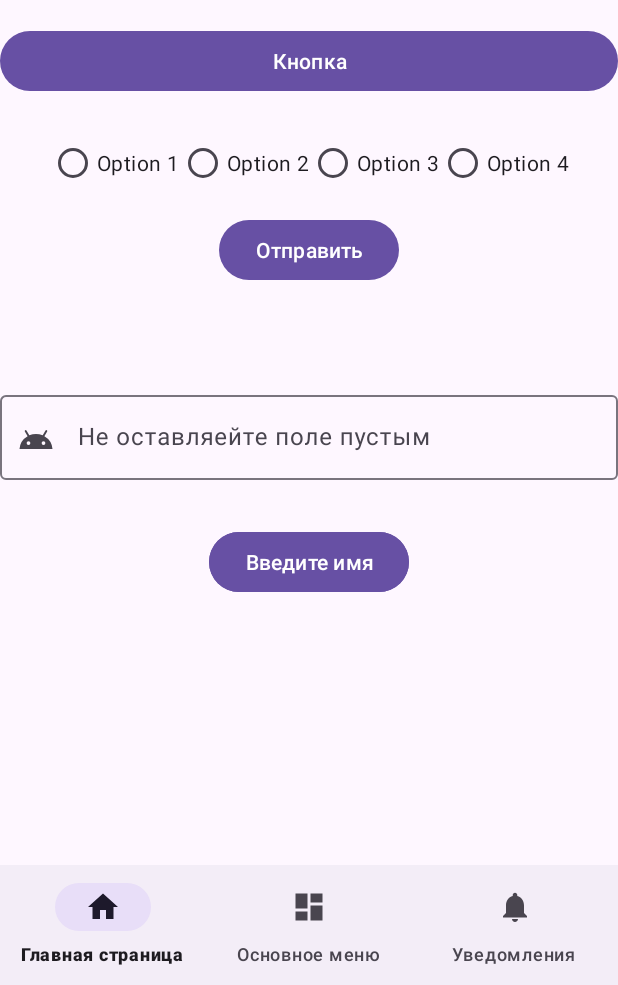
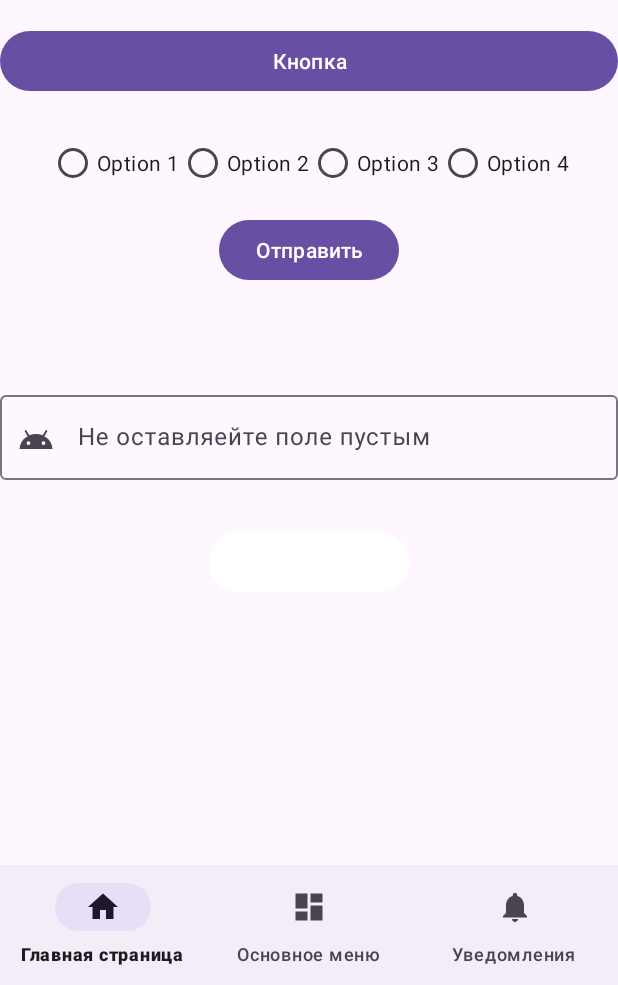
Before and after one commit to DSGog/TestAzRAC, an Android app: the screen it shows after launch (MainActivity), on a phone screen of 412 x 824 dp, the part 251-1236 px from its top. Run offline under Robolectric (Android 15) with nearby library versions, the phone set to English and light mode, and no system bars; our stand-ins replace navigation-ui.

Commit message:
color_button_selector

```diff
--- a/app/src/main/res/layout/activity_main.xml
+++ b/app/src/main/res/layout/activity_main.xml
@@ -167,7 +167,7 @@
                 android:layout_height="wrap_content"
                 android:layout_marginTop="10dp"
                 android:text="Введите имя"
-                android:backgroundTint="@color/button_color_selector"
+                android:backgroundTint="@color/white"
                 app:layout_constraintEnd_toEndOf="parent"
                 app:layout_constraintStart_toStartOf="parent"
                 app:layout_constraintTop_toBottomOf="@id/textInputLayout" />
```
